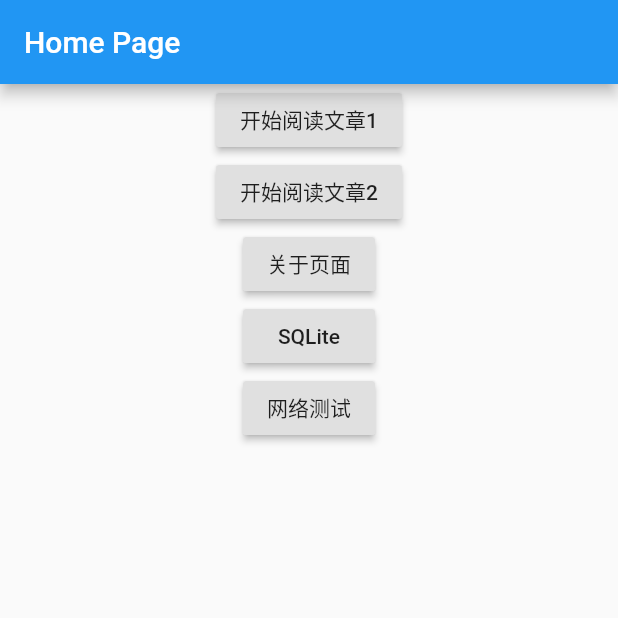
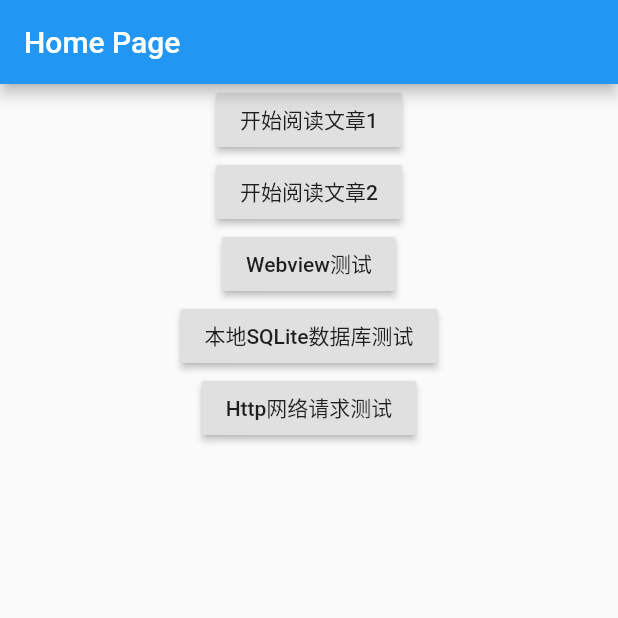
Before and after one commit to Jangts/HelloFlutter, a Flutter app: the screen it shows after launch, on a phone screen of 412 x 824 dp, the top half of it. Run offline on Flutter 3.47's test engine with Material 2 defaults, Android fonts, the phone set to English and light mode, and no system bars; our stand-ins replace sqflite, webview_flutter; accounts and stored records are empty.

Commit message:
change some texts

```diff
--- a/lib/views/pages/HomePage/main.dart
+++ b/lib/views/pages/HomePage/main.dart
@@ -23,17 +23,17 @@ class HomePage extends StatelessWidget {
               Navigator.pushNamed(context, 'router/reading', arguments: 1);
             }),
         RaisedButton(
-            child: Text("关于页面"),
+            child: Text("Webview测试"),
             onPressed: () {
               Navigator.of(context).pushNamed('router/about');
             }),
         RaisedButton(
-            child: Text("SQLite"),
+            child: Text("本地SQLite数据库测试"),
             onPressed: () {
               Navigator.of(context).pushNamed('router/sqlite');
             }),
         RaisedButton(
-            child: Text("网络测试"),
+            child: Text("Http网络请求测试"),
             onPressed: () {
               Navigator.of(context).pushNamed('router/http');
             })
```
